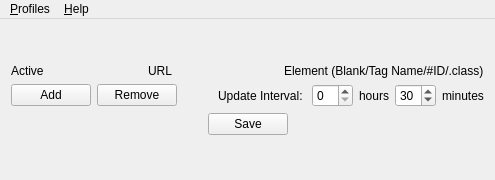
Above: src/profilewindow.ui from dGrowl/SiteDeltaMonitor before the change. Below: the same form after it.
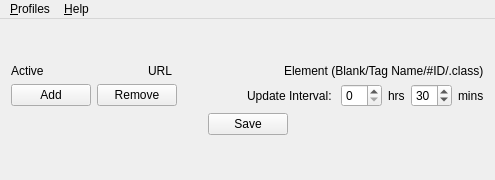
That is the form after the change.

```diff
--- a/src/profilewindow.ui
+++ b/src/profilewindow.ui
@@ -152,7 +152,7 @@
       <item>
        <widget class="QLabel" name="label_Hours">
         <property name="text">
-         <string>hours</string>
+         <string>hrs</string>
         </property>
        </widget>
       </item>
@@ -169,7 +169,7 @@
       <item>
        <widget class="QLabel" name="label_Minutes">
         <property name="text">
-         <string>minutes</string>
+         <string>mins</string>
         </property>
        </widget>
       </item>
```
